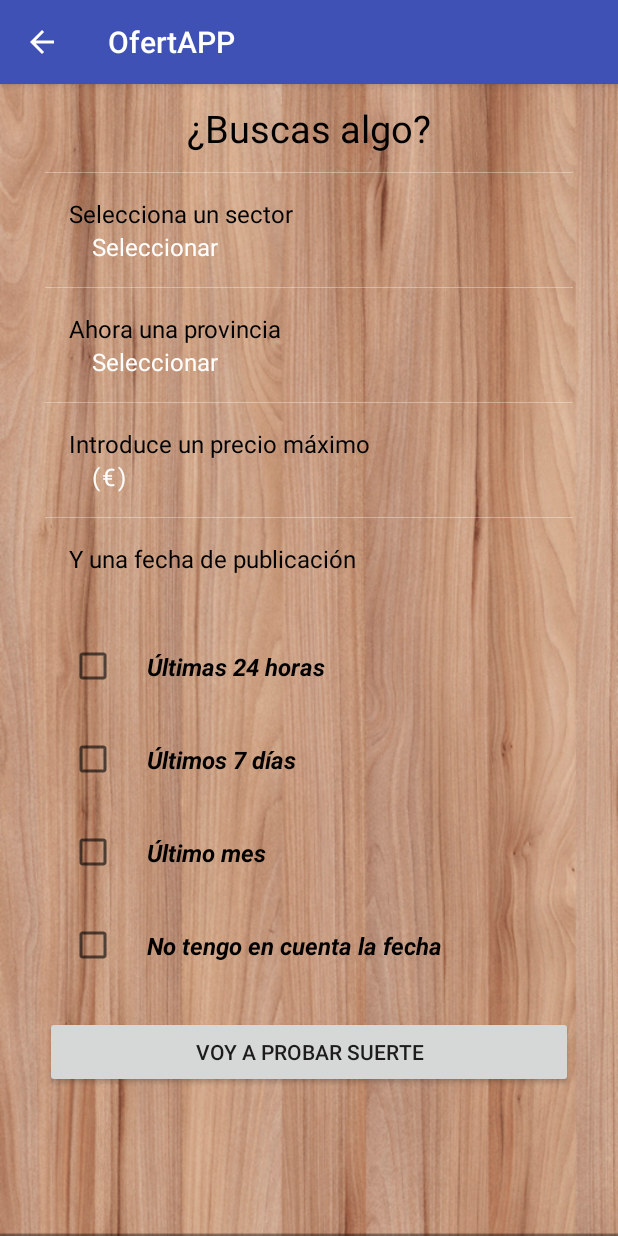
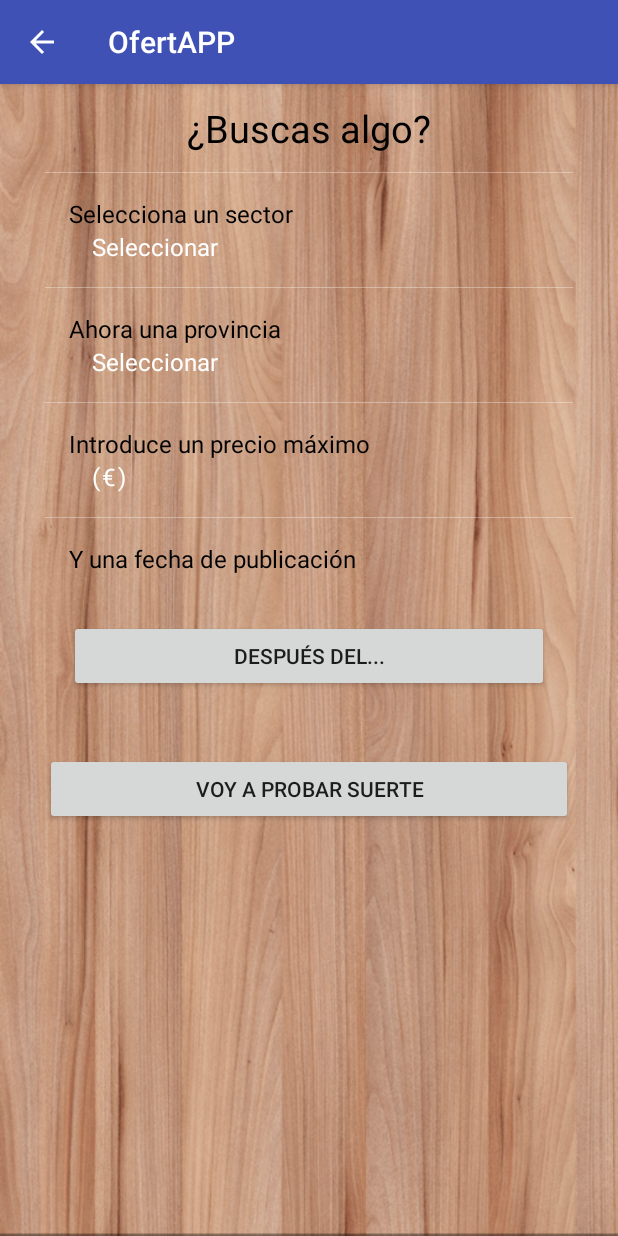
Before and after one commit to pedritovaldes/ofertapp, an Android app: the BuscarAnuncioActivity screen opened directly, with no data from a screen before it, on a phone screen of 412 x 824 dp. Run offline under Robolectric (Android 15) with nearby library versions, the light colour scheme and no system bars; 1 statement that could not run was skipped.

Commit message:
Añadido datepicker por checkbox de seleccion de fecha en buscar un anuncio

```diff
--- a/app/build.gradle
+++ b/app/build.gradle
@@ -6,7 +6,7 @@ android {
 
     defaultConfig {
         applicationId "com.example.pedro.ofertapp"
-        minSdkVersion 9
+        minSdkVersion 11
         targetSdkVersion 23
         versionCode 1
         versionName "1.0"
--- a/app/src/main/java/com/example/pedro/ofertapp/activity/BuscarAnuncioActivity.java
+++ b/app/src/main/java/com/example/pedro/ofertapp/activity/BuscarAnuncioActivity.java
@@ -1,7 +1,9 @@
 package com.example.pedro.ofertapp.activity;
 
+import android.app.DatePickerDialog;
 import android.graphics.Color;
 import android.os.Bundle;
+import android.support.v4.app.DialogFragment;
 import android.support.v7.app.AppCompatActivity;
 import android.view.View;
 import android.view.WindowManager;
@@ -9,10 +11,12 @@ import android.widget.AdapterView;
 import android.widget.ArrayAdapter;
 import android.widget.Button;
 import android.widget.CheckBox;
+import android.widget.DatePicker;
 import android.widget.EditText;
 import android.widget.Spinner;
 import android.widget.TextView;
 
+import com.example.pedro.ofertapp.DatePickerFragment;
 import com.example.pedro.ofertapp.R;
 import com.example.pedro.ofertapp.model.User;
 
@@ -33,6 +37,7 @@ public class BuscarAnuncioActivity extends AppCompatActivity {
     private Spinner sectorProfesional, selectedProvincia;
     private CheckBox horas, dias, mes, noFecha;
     private EditText precio_max;
+    private String fechaSeleccionada;
 
     public void onCreate(Bundle savedInstanceState) {
 
@@ -57,7 +62,7 @@ public class BuscarAnuncioActivity extends AppCompatActivity {
         sectorProfesional = (Spinner)findViewById(R.id.buscar_anuncio_sector);
         selectedProvincia = (Spinner)findViewById(R.id.buscar_anuncio_provincia);
         precio_max = (EditText)findViewById(R.id.buscar_anuncio_precio_servicio);
-        horas = (CheckBox)findViewById(R.id.checkBoxFecha24Horas);
+        /*horas = (CheckBox)findViewById(R.id.checkBoxFecha24Horas);
         dias = (CheckBox)findViewById(R.id.checkBoxFecha7Dias);
         mes = (CheckBox)findViewById(R.id.checkBoxFechaMes);
         noFecha = (CheckBox)findViewById(R.id.checkBoxFechaSinFecha);
@@ -88,10 +93,10 @@ public class BuscarAnuncioActivity extends AppCompatActivity {
             public void onClick(View v) {
                 onCheckboxClicked(v, horas, dias, mes, noFecha);
             }
-        });
+        });*/
     }
 
-    private void onCheckboxClicked(View v, CheckBox horas, CheckBox dias, CheckBox mes, CheckBox noFecha) {
+    /*private void onCheckboxClicked(View v, CheckBox horas, CheckBox dias, CheckBox mes, CheckBox noFecha) {
 
         switch (v.getId()) {
             case R.id.checkBoxFecha24Horas:
@@ -99,6 +104,7 @@ public class BuscarAnuncioActivity extends AppCompatActivity {
                     dias.setChecked(false);
                     mes.setChecked(false);
                     noFecha.setChecked(false);
+                    fechaSeleccionada = "horas";
                 }
                 break;
             case R.id.checkBoxFecha7Dias:
@@ -106,6 +112,7 @@ public class BuscarAnuncioActivity extends AppCompatActivity {
                     horas.setChecked(false);
                     mes.setChecked(false);
                     noFecha.setChecked(false);
+                    fechaSeleccionada = "dias";
                 }
                 break;
             case R.id.checkBoxFechaMes:
@@ -113,6 +120,7 @@ public class BuscarAnuncioActivity extends AppCompatActivity {
                     horas.setChecked(false);
                     dias.setChecked(false);
                     noFecha.setChecked(false);
+                    fechaSeleccionada = "mes";
                 }
                 break;
             case R.id.checkBoxFechaSinFecha:
@@ -120,6 +128,7 @@ public class BuscarAnuncioActivity extends AppCompatActivity {
                     horas.setChecked(false);
                     dias.setChecked(false);
                     mes.setChecked(false);
+                    fechaSeleccionada = "noFecha";
                 }
                 break;
             default:
@@ -127,7 +136,13 @@ public class BuscarAnuncioActivity extends AppCompatActivity {
                 dias.setChecked(true);
                 mes.setChecked(true);
                 noFecha.setChecked(true);
+                fechaSeleccionada = "noFecha";
         }
+    }*/
+
+    public void showDatePickerDialog(View v) {
+        DialogFragment newFragment = new DatePickerFragment();
+        newFragment.show(getSupportFragmentManager(), "datePicker");
     }
 
     private void setColorSpinner(Spinner spinner) {
--- a/app/src/main/res/layout/buscar_anuncio.xml
+++ b/app/src/main/res/layout/buscar_anuncio.xml
@@ -152,7 +152,20 @@
                     android:layout_marginTop="30dp"
                     android:orientation="vertical">
 
-                    <CheckBox
+                    <Button
+                        android:id="@+id/picDate"
+                        android:layout_width="match_parent"
+                        android:layout_height="wrap_content"
+                        android:text="@string/botonMostrarFecha"
+                        android:onClick="showDatePickerDialog"/>
+                    <TextView
+                        android:layout_below="@+id/picDate"
+                        android:layout_width="match_parent"
+                        android:layout_height="wrap_content"
+                        android:id="@+id/showDate"
+                        android:textSize="18dp"/>
+
+                    <!--<CheckBox
                         android:id="@+id/checkBoxFecha24Horas"
                         android:layout_width="wrap_content"
                         android:layout_height="wrap_content"
@@ -198,7 +211,7 @@
                         android:text="@string/buscarAnuncioSinFecha"
                         android:textColor="#000000"
                         android:textSize="@dimen/activity_horizontal_margin"
-                        android:textStyle="bold|italic" />
+                        android:textStyle="bold|italic" />-->
 
                     </LinearLayout>
 
--- a/app/src/main/res/values/strings.xml
+++ b/app/src/main/res/values/strings.xml
@@ -76,8 +76,7 @@
     <string name="buscarAnuncioMes">Último mes</string>
     <string name="buscarAnuncioSinFecha">No tengo en cuenta la fecha</string>
     <string name="buscar_anuncio_button">Voy a probar suerte</string>
-
-
+    <string name="botonMostrarFecha">Después del...</string>
 
     <!--Editar perfil usuario -->
 </resources>
```
Also changed, not shown: app/src/main/java/com/example/pedro/ofertapp/DatePickerFragment.java (added, +37 -0 lines).
